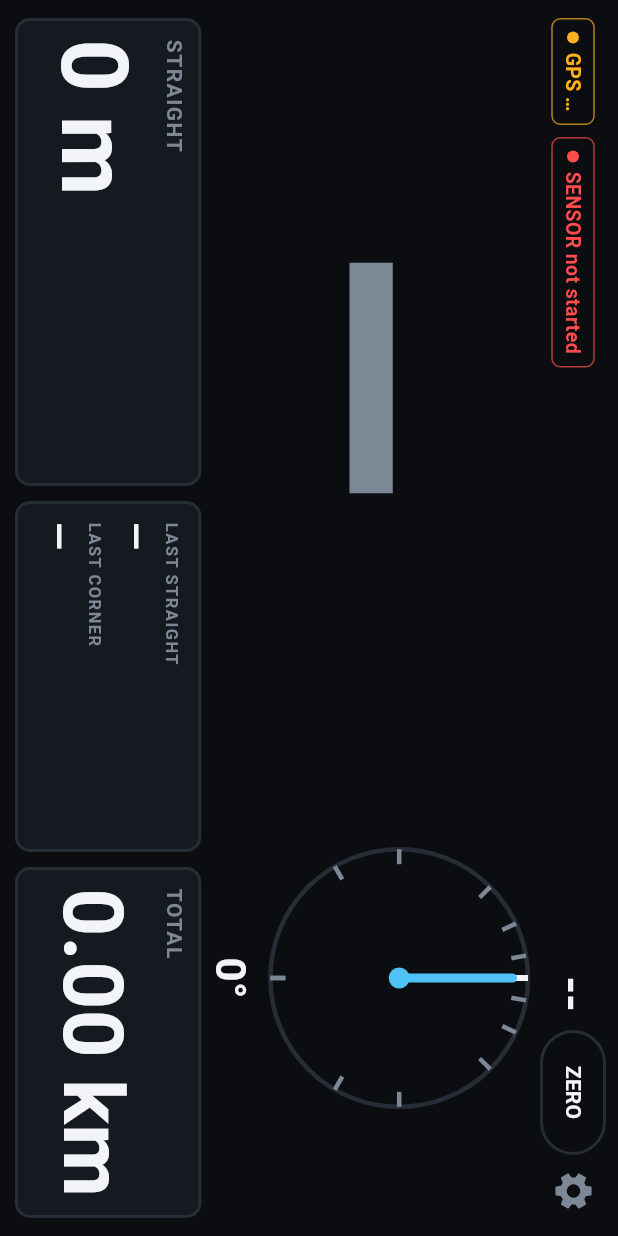
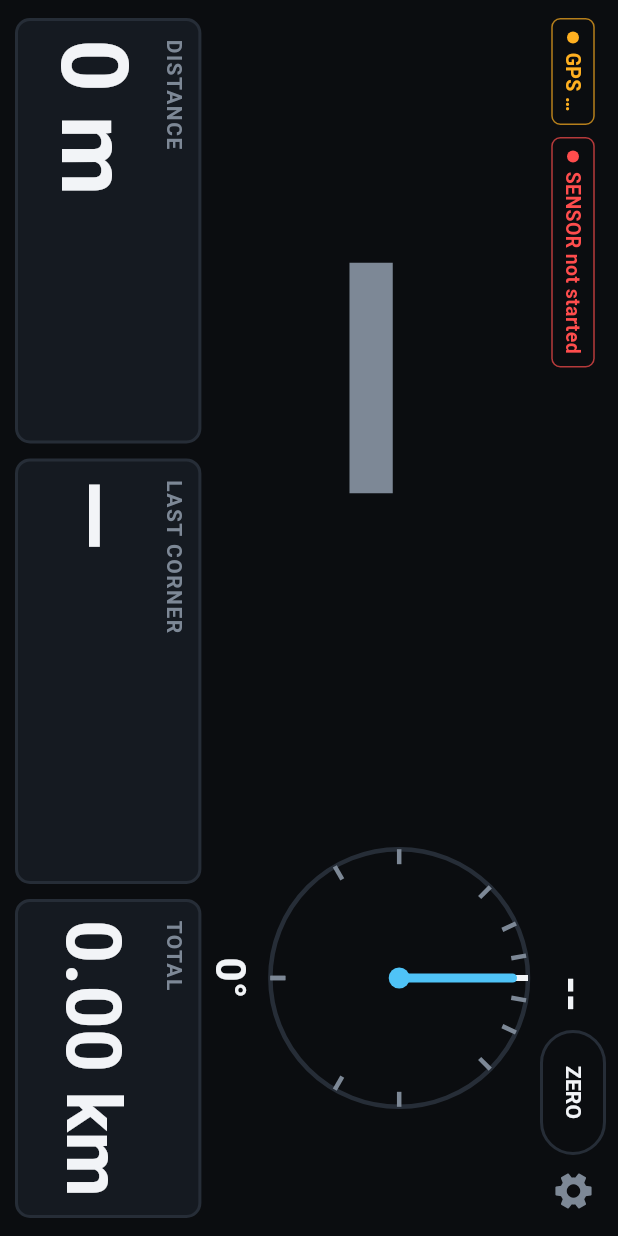
Before and after one commit to marisliepins/rally-pace-notes, a Flutter app: the screen it shows after launch, on a phone screen of 412 x 824 dp. Run offline on Flutter 3.47's test engine with Material 3 defaults, Android fonts, the phone set to English and light mode, and no system bars; missing offline and left inert: dart:js_interop.

Commit message:
Add files via upload

```diff
--- a/rally_pace_notes/lib/app_controller.dart
+++ b/rally_pace_notes/lib/app_controller.dart
@@ -4,16 +4,20 @@ import 'dart:convert';
 import 'package:flutter/foundation.dart';
 
 import 'bridge.dart';
+import 'corner.dart';
 import 'grading.dart';
 import 'settings.dart';
 import 'steering.dart';
 import 'trip.dart';
+
+const String appVersion = '0.3';
 
 /// Polls the sensors ~50 times a second and owns all live state.
 class AppController extends ChangeNotifier {
   Settings settings = Settings();
   final SteeringEstimator steering = SteeringEstimator();
   final Trip trip = Trip();
+  final CornerTracker corner = CornerTracker();
 
   /// Keyboard / BLE-remote keys only act while the drive screen is shown.
   bool driveActive = true;
@@ -25,13 +29,14 @@ class AppController extends ChangeNotifier {
   int _lastCount = -1;
   List<double>? _lastGyro;
   DateTime _lastSampleAt = DateTime.now();
+  DateTime _lastTickAt = DateTime.now();
   int _ticks = 0;
 
-  static const _nextKeys = {
+  static const _shortResetKeys = {
     ' ', 'Enter', 'ArrowDown', 'ArrowRight', 'PageDown',
     'MediaTrackNext', 'MediaPlayPause', 'AudioVolumeUp',
   };
-  static const _resetKeys = {
+  static const _resetAllKeys = {
     'ArrowUp', 'ArrowLeft', 'PageUp', 'Backspace', 'Escape',
     'MediaTrackPrevious', 'AudioVolumeDown',
   };
@@ -49,10 +54,21 @@ class AppController extends ChangeNotifier {
   double get angle => steering.angle(invert: settings.invertDirection);
   GradeConfig get gradeConfig => settings.gradeConfig;
 
+  /// Angle shown as the big grade: live, or the corner peak in max-hold mode.
+  double get shownAngle {
+    if (!settings.peakHold) return angle;
+    return corner.active ? corner.peak : 0;
+  }
+
+  double get cornerLength => corner.lengthAt(trip.odometerAt(DateTime.now()));
+
   void _tick() {
+    final now = DateTime.now();
+    final tickDt = now.difference(_lastTickAt).inMicroseconds / 1e6;
+    _lastTickAt = now;
+
     final m = Bridge.motion();
     if (m != null && m.count != _lastCount) {
-      final now = DateTime.now();
       final dt = now.difference(_lastSampleAt).inMicroseconds / 1e6;
       _lastSampleAt = now;
       List<double>? gyroDelta;
@@ -74,12 +90,20 @@ class AppController extends ChangeNotifier {
     for (final f in Bridge.drainFixes()) {
       trip.addFix(f);
     }
+    if (steering.ready) {
+      corner.update(
+        angle: angle,
+        deadZone: settings.deadZone,
+        odometer: trip.odometerAt(now),
+        dt: tickDt.clamp(0.0, 0.5).toDouble(),
+      );
+    }
     final keys = Bridge.drainKeys();
     if (driveActive) {
       for (final k in keys) {
-        if (_nextKeys.contains(k)) {
-          nextSegment();
-        } else if (_resetKeys.contains(k)) {
+        if (_shortResetKeys.contains(k)) {
+          resetDistance();
+        } else if (_resetAllKeys.contains(k)) {
           resetAll();
         }
       }
@@ -93,23 +117,19 @@ class AppController extends ChangeNotifier {
     eventAt = DateTime.now();
   }
 
-  void nextSegment() {
-    final wasCorner = trip.inCorner;
+  /// Short tap: clear the distance since the last tap.
+  void resetDistance() {
     final d = trip.segment;
-    trip.next();
-    final imp = settings.imperial;
-    if (wasCorner) {
-      final label = settings.lengthLabel(d);
-      flash('CORNER END · ${fmtShort(d, imp)}${label.isEmpty ? '' : ' $label'}');
-    } else {
-      flash('CORNER START · straight ${fmtShort(d, imp)}');
-    }
+    trip.resetSegment();
+    flash('${fmtShort(d, settings.imperial)} · DISTANCE RESET');
     notifyListeners();
   }
 
+  /// Long press: clear total, short distance and last corner.
   void resetAll() {
     trip.resetAll();
-    flash('RESET · total and corner distance');
+    corner.clear();
+    flash('RESET · total and distance');
     notifyListeners();
   }
 
--- a/rally_pace_notes/lib/settings.dart
+++ b/rally_pace_notes/lib/settings.dart
@@ -6,8 +6,9 @@ class Settings {
     this.mode = GradeMode.oneToSix,
     this.zonePercent = 15,
     this.deadZone = 5,
-    this.longCorner = 40,
-    this.superLongCorner = 60,
+    this.longCorner = 50,
+    this.superLongCorner = 70,
+    this.peakHold = true,
     this.imperial = false,
     this.showSpeed = true,
     this.invertDirection = false,
@@ -25,6 +26,9 @@ class Settings {
   double deadZone;
   double longCorner; // metres
   double superLongCorner; // metres
+  /// true = show the largest angle of the current corner until the wheel is
+  /// back to straight; false = show the live angle.
+  bool peakHold;
   bool imperial;
   bool showSpeed;
   bool invertDirection;
@@ -48,6 +52,8 @@ class Settings {
   }
 
   Map<String, dynamic> toJson() => {
+        'v': 2,
+        'peakHold': peakHold,
         'anchors': anchors,
         'mode': mode.name,
         'zonePercent': zonePercent,
@@ -69,6 +75,9 @@ class Settings {
         ?.map((e) => (e as num).toDouble())
         .toList();
     final rot = (j['rotation'] as num?)?.toInt() ?? 1;
+    // Settings saved by version 0.1/0.2 still hold the old 40/60 m defaults.
+    final oldDefaults =
+        j['v'] == null && d('longCorner', 40) == 40 && d('superLongCorner', 60) == 60;
     return Settings(
       anchors: (rawAnchors != null && rawAnchors.length == 6) ? rawAnchors : null,
       mode: j['mode'] == GradeMode.sixToOne.name
@@ -76,8 +85,9 @@ class Settings {
           : GradeMode.oneToSix,
       zonePercent: d('zonePercent', 15),
       deadZone: d('deadZone', 5),
-      longCorner: d('longCorner', 40),
-      superLongCorner: d('superLongCorner', 60),
+      longCorner: oldDefaults ? 50 : d('longCorner', 50),
+      superLongCorner: oldDefaults ? 70 : d('superLongCorner', 70),
+      peakHold: b('peakHold', true),
       imperial: b('imperial', false),
       showSpeed: b('showSpeed', true),
       invertDirection: b('invertDirection', false),
--- a/rally_pace_notes/lib/ui/drive_screen.dart
+++ b/rally_pace_notes/lib/ui/drive_screen.dart
@@ -54,7 +54,7 @@ class _DriveScreenState extends State<DriveScreen>
     _hold.reset();
     if (_fired) return;
     if (ms < 450) {
-      c.nextSegment();
+      c.resetDistance();
     } else {
       c.flash('RESET CANCELLED');
     }
@@ -218,8 +218,10 @@ class _DriveScreenState extends State<DriveScreen>
   // ------------------------------------------------------------- grade area
   Widget _gradeArea() {
     final angle = c.angle;
-    final grade = c.gradeConfig.gradeFor(angle);
-    final left = angle >= 0;
+    final shown = c.shownAngle;
+    final peakMode = c.settings.peakHold;
+    final grade = c.gradeConfig.gradeFor(shown);
+    final left = (grade == null ? angle : shown) >= 0;
     final dirColor = left ? kLeft : kRight;
     final gradeText = grade == null
         ? const Text('—', style: TextStyle(fontSize: 220, color: kDim, fontWeight: FontWeight.w800, height: 1))
@@ -247,14 +249,19 @@ class _DriveScreenState extends State<DriveScreen>
               children: [
                 Expanded(
                   child: CustomPaint(
-                    painter: DialPainter(angle, c.settings.anchors, dirColor),
+                    painter: DialPainter(
+                      angle,
+                      c.settings.anchors,
+                      dirColor,
+                      peak: peakMode && c.corner.active ? c.corner.peak : null,
+                    ),
                     child: const SizedBox.expand(),
                   ),
                 ),
                 Text(
-                  grade == null
-                      ? '${angle.abs().round()}°'
-                      : '${angle.abs().round()}° ${left ? 'L' : 'R'}',
+                  peakMode && c.corner.active
+                      ? '${angle.abs().round()}° · max ${shown.abs().round()}°'
+                      : '${angle.abs().round()}°${angle.abs() >= c.settings.deadZone ? (angle >= 0 ? ' L' : ' R') : ''}',
                   style: const TextStyle(
                     fontSize: 28,
                     color: kText,
@@ -275,8 +282,29 @@ class _DriveScreenState extends State<DriveScreen>
     final s = c.settings;
     final t = c.trip;
     final imp = s.imperial;
-    final liveLabel = t.inCorner ? s.lengthLabel(t.segment) : '';
-    final lastCornerLabel = t.lastCorner == null ? '' : s.lengthLabel(t.lastCorner!);
+    final cfg = c.gradeConfig;
+
+    Widget cornerTile;
+    if (c.corner.active) {
+      final len = c.cornerLength;
+      final label = s.lengthLabel(len);
+      cornerTile = _tile(
+        label: 'CORNER${label.isEmpty ? '' : ' · $label'}',
+        labelColor: kAccent,
+        value: fmtShort(len, imp),
+        border: kAccent,
+      );
+    } else {
+      final last = c.corner.last;
+      final label = last == null ? '' : s.lengthLabel(last.length);
+      cornerTile = _tile(
+        label: 'LAST CORNER${label.isEmpty ? '' : ' · $label'}',
+        labelColor: kDim,
+        value: last == null ? '—' : '${cfg.callFor(last.peak)}  ${fmtShort(last.length, imp)}',
+        border: kLine,
+      );
+    }
+
     return Padding(
       padding: const EdgeInsets.fromLTRB(12, 0, 12, 10),
       child: Row(
@@ -285,33 +313,15 @@ class _DriveScreenState extends State<DriveScreen>
           Expanded(
             flex: 4,
             child: _tile(
-              label: t.inCorner ? 'CORNER${liveLabel.isEmpty ? '' : ' · $liveLabel'}' : 'STRAIGHT',
-              labelColor: t.inCorner ? kAccent : kDim,
+              label: 'DISTANCE',
+              labelColor: kDim,
               value: fmtShort(t.segment, imp),
-              border: t.inCorner ? kAccent : kLine,
+              border: kLine,
+              sub: t.lastSegment == null ? null : 'prev ${fmtShort(t.lastSegment!, imp)}',
             ),
           ),
           const SizedBox(width: 10),
-          Expanded(
-            flex: 3,
-            child: Container(
-              padding: const EdgeInsets.symmetric(horizontal: 12, vertical: 8),
-              decoration: _box(kLine),
-              child: Column(
-                crossAxisAlignment: CrossAxisAlignment.start,
-                mainAxisAlignment: MainAxisAlignment.spaceEvenly,
-                children: [
-                  _small('LAST STRAIGHT', t.lastStraight == null ? '—' : fmtShort(t.lastStraight!, imp)),
-                  _small(
-                    'LAST CORNER',
-                    t.lastCorner == null
-                        ? '—'
-                        : '${fmtShort(t.lastCorner!, imp)}${lastCornerLabel.isEmpty ? '' : '  $lastCornerLabel'}',
-                  ),
-                ],
-              ),
-            ),
-          ),
+          Expanded(flex: 4, child: cornerTile),
           const SizedBox(width: 10),
           Expanded(
             flex: 3,
@@ -328,14 +338,30 @@ class _DriveScreenState extends State<DriveScreen>
         border: Border.all(color: border, width: 2),
       );
 
-  Widget _tile({required String label, required Color labelColor, required String value, required Color border}) {
+  Widget _tile({
+    required String label,
+    required Color labelColor,
+    required String value,
+    required Color border,
+    String? sub,
+  }) {
     return Container(
       padding: const EdgeInsets.symmetric(horizontal: 12, vertical: 6),
       decoration: _box(border),
       child: Column(
         crossAxisAlignment: CrossAxisAlignment.start,
         children: [
-          Text(label, style: TextStyle(color: labelColor, fontSize: 14, fontWeight: FontWeight.w700, letterSpacing: 1)),
+          Row(children: [
+            Flexible(
+              child: Text(label,
+                  overflow: TextOverflow.ellipsis,
+                  style: TextStyle(color: labelColor, fontSize: 14, fontWeight: FontWeight.w700, letterSpacing: 1)),
+            ),
+            if (sub != null) ...[
+              const Spacer(),
+              Text(sub, style: const TextStyle(color: kDim, fontSize: 14, fontFeatures: tabular)),
+            ],
+          ]),
           Expanded(
             child: FittedBox(
               fit: BoxFit.scaleDown,
@@ -350,18 +376,6 @@ class _DriveScreenState extends State<DriveScreen>
       ),
     );
   }
-
-  Widget _small(String label, String value) => Column(
-        crossAxisAlignment: CrossAxisAlignment.start,
-        mainAxisSize: MainAxisSize.min,
-        children: [
-          Text(label, style: const TextStyle(color: kDim, fontSize: 11, fontWeight: FontWeight.w700, letterSpacing: 1)),
-          FittedBox(
-            fit: BoxFit.scaleDown,
-            child: Text(value, style: const TextStyle(color: kText, fontSize: 24, fontWeight: FontWeight.w600, fontFeatures: tabular)),
-          ),
-        ],
-      );
 
   Widget _banner(String text) => Container(
         padding: const EdgeInsets.symmetric(horizontal: 16, vertical: 8),
@@ -387,10 +401,11 @@ class _DriveScreenState extends State<DriveScreen>
 /// Steering-wheel style dial: needle shows the wheel angle, ticks show the
 /// grade anchor angles on both sides.
 class DialPainter extends CustomPainter {
-  DialPainter(this.angle, this.anchors, this.needleColor);
+  DialPainter(this.angle, this.anchors, this.needleColor, {this.peak});
   final double angle;
   final List<double> anchors;
   final Color needleColor;
+  final double? peak;
 
   Offset _at(Offset c, double deg, double r) {
     final t = deg * math.pi / 180;
@@ -419,6 +434,10 @@ class DialPainter extends CustomPainter {
     canvas.drawLine(_at(center, 0, r - 14), _at(center, 0, r), Paint()
       ..strokeWidth = 4
       ..color = kText);
+    final p = peak;
+    if (p != null) {
+      canvas.drawCircle(_at(center, p, r - 5), 7, Paint()..color = needleColor);
+    }
     canvas.drawLine(center, _at(center, angle, r * 0.88), Paint()
       ..strokeWidth = 6
       ..strokeCap = StrokeCap.round
@@ -428,5 +447,8 @@ class DialPainter extends CustomPainter {
 
   @override
   bool shouldRepaint(covariant DialPainter old) =>
-      old.angle != angle || old.anchors != anchors || old.needleColor != needleColor;
+      old.angle != angle ||
+      old.anchors != anchors ||
+      old.needleColor != needleColor ||
+      old.peak != peak;
 }
```
Also changed, not shown: rally_pace_notes/lib/corner.dart (added, +85 -0 lines), rally_pace_notes/lib/steering.dart (+33 -2 lines), rally_pace_notes/lib/trip.dart (+23 -16 lines), rally_pace_notes/lib/ui/settings_screen.dart (+17 -2 lines), 4 other files.
